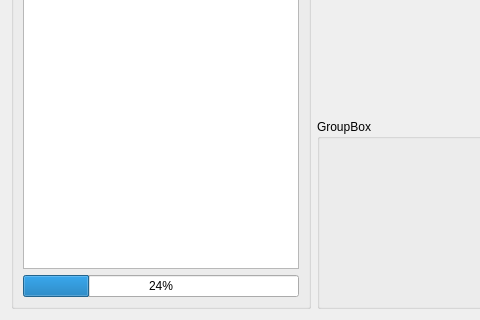
formicidae-tracker/studio, file src/fort-studio/TaggingWidget.ui: the form before one commit; both pictures show x 0 to 480 and y 278 to 598 of the 955 by 598 pixel window.
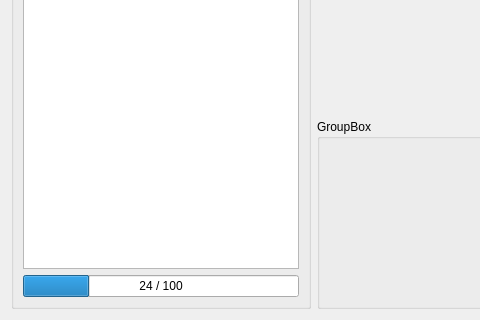
The form after the commit.

```diff
--- a/src/fort-studio/TaggingWidget.ui
+++ b/src/fort-studio/TaggingWidget.ui
@@ -103,6 +103,9 @@
         <property name="value">
          <number>24</number>
         </property>
+        <property name="format">
+         <string>%v / %m</string>
+        </property>
        </widget>
       </item>
      </layout>
```
